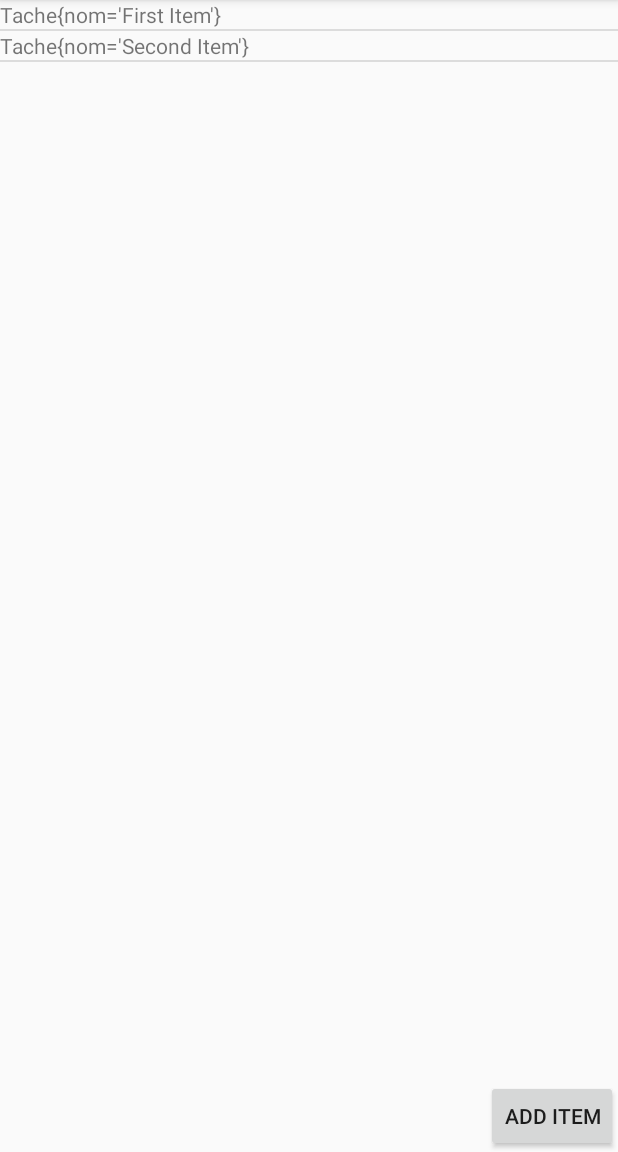
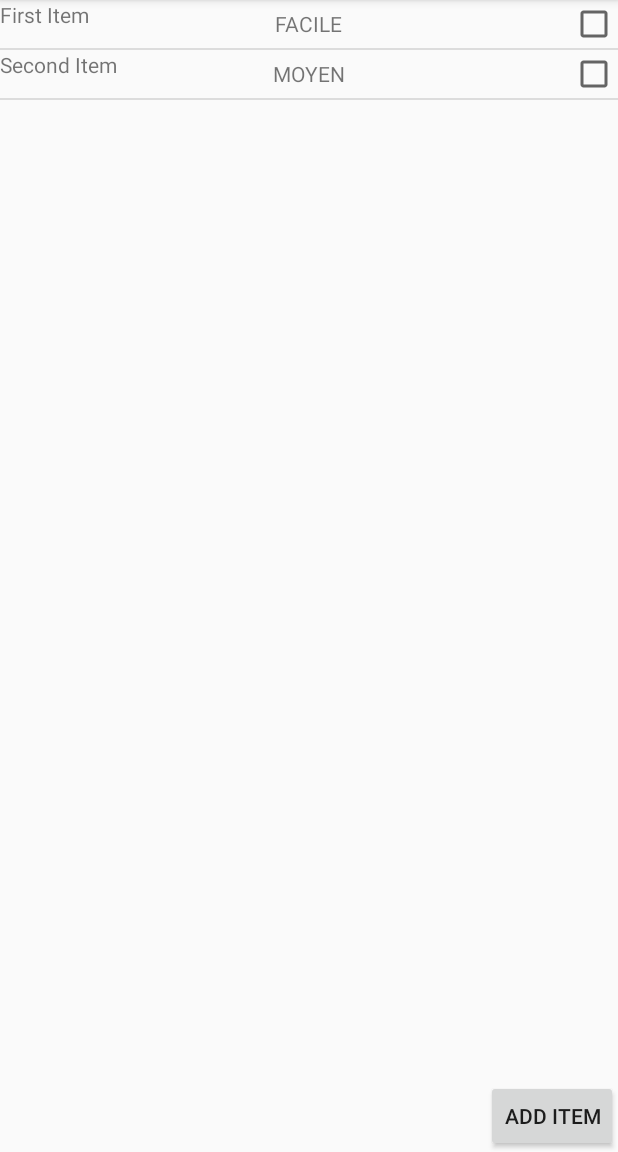
Before and after one commit to viedia/projetInfoMobile, an Android app: the screen it shows after launch (MainActivity), on a phone screen of 412 x 824 dp, the part 84-1236 px from its top. Run offline under Robolectric (Android 15) with nearby library versions, the phone set to English and light mode, and no system bars.

Commit message:
amelioration affichage tache+ bloquer rotation ecran MainActivity

```diff
--- a/app/src/main/AndroidManifest.xml
+++ b/app/src/main/AndroidManifest.xml
@@ -8,11 +8,12 @@
         android:label="@string/app_name"
         android:roundIcon="@mipmap/ic_launcher_round"
         android:supportsRtl="true"
-        android:theme="@style/AppTheme">
-        <activity android:name=".MainActivity">
+        android:theme="@style/AppTheme"
+        >
+        <activity android:name=".MainActivity"
+            android:screenOrientation="portrait">
             <intent-filter>
                 <action android:name="android.intent.action.MAIN" />
-
                 <category android:name="android.intent.category.LAUNCHER" />
             </intent-filter>
         </activity>
--- a/app/src/main/java/com/pm/heroofmylife/ToDo/Tache.java
+++ b/app/src/main/java/com/pm/heroofmylife/ToDo/Tache.java
@@ -18,8 +18,10 @@ public abstract class Tache {
 
     @Override
     public String toString() {
-        return "Tache{" +
-                "nom='" + nom + '\'' +
-                '}';
+        return nom ;
+    }
+
+    public Difficulte getDiff() {
+        return diff;
     }
 }
--- a/app/src/main/java/com/pm/heroofmylife/ToDo/TodoAdaptater.java
+++ b/app/src/main/java/com/pm/heroofmylife/ToDo/TodoAdaptater.java
@@ -32,8 +32,10 @@ public class TodoAdaptater extends ArrayAdapter<Tache> {
         }
         // Lookup view for data population
         TextView champName = (TextView) convertView.findViewById(R.id.name);
+        TextView champDiff = (TextView) convertView.findViewById(R.id.difficulte);
         // Populate the data into the template view using the data object
         champName.setText(t.toString());
+        champDiff.setText(t.getDiff().toString());
         // Return the completed view to render on screen
         return convertView;
     }
--- a/app/src/main/res/layout/activity_main.xml
+++ b/app/src/main/res/layout/activity_main.xml
@@ -4,7 +4,8 @@
     xmlns:tools="http://schemas.android.com/tools"
     android:layout_width="match_parent"
     android:layout_height="match_parent"
-    tools:context="com.pm.heroofmylife.MainActivity">
+    tools:context="com.pm.heroofmylife.MainActivity"
+   >
 
 
     <RelativeLayout xmlns:android="http://schemas.android.com/apk/res/android"
--- a/app/src/main/res/layout/temptodo.xml
+++ b/app/src/main/res/layout/temptodo.xml
@@ -1,15 +1,33 @@
 <?xml version="1.0" encoding="utf-8"?>
 <android.support.constraint.ConstraintLayout
-    xmlns:android="http://schemas.android.com/apk/res/android" android:layout_width="match_parent"
+    xmlns:android="http://schemas.android.com/apk/res/android"
+    xmlns:tools="http://schemas.android.com/tools"
+    android:layout_width="match_parent"
     android:layout_height="match_parent">
 
-    <LinearLayout xmlns:android="http://schemas.android.com/apk/res/android"
+    <RelativeLayout xmlns:android="http://schemas.android.com/apk/res/android"
         android:layout_width="match_parent"
-        android:layout_height="match_parent" >
+        android:layout_height="match_parent"
+        tools:layout_editor_absoluteX="16dp"
+        tools:layout_editor_absoluteY="0dp"
+        tools:ignore="MissingConstraints">
+
         <TextView
             android:id="@+id/name"
             android:layout_width="wrap_content"
             android:layout_height="wrap_content"
-            android:text="Name" />
-    </LinearLayout>
+            android:text="Name"
+            android:layout_alignParentLeft="true"/>
+
+        <TextView
+            android:id="@+id/difficulte"
+            android:layout_width="wrap_content"
+            android:layout_height="wrap_content"
+            android:text="Difficulte"
+            android:layout_centerInParent="true"/>
+        <CheckBox
+            android:layout_width="wrap_content"
+            android:layout_height="wrap_content"
+            android:layout_alignParentRight="true"/>
+    </RelativeLayout>
 </android.support.constraint.ConstraintLayout>
```
